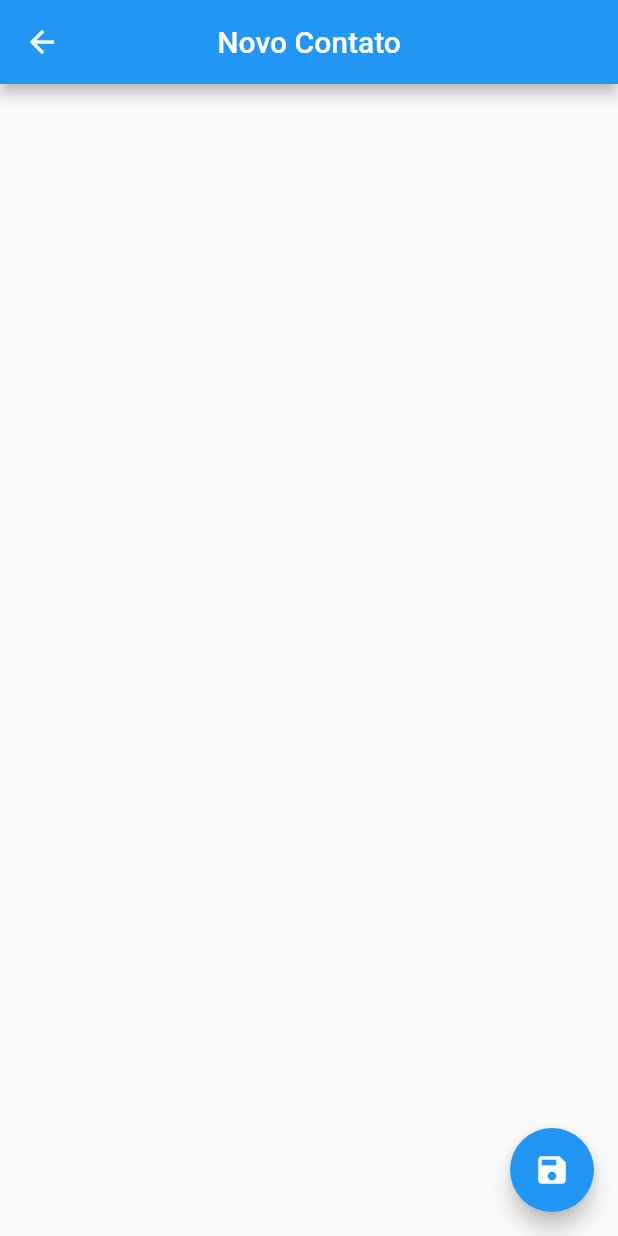
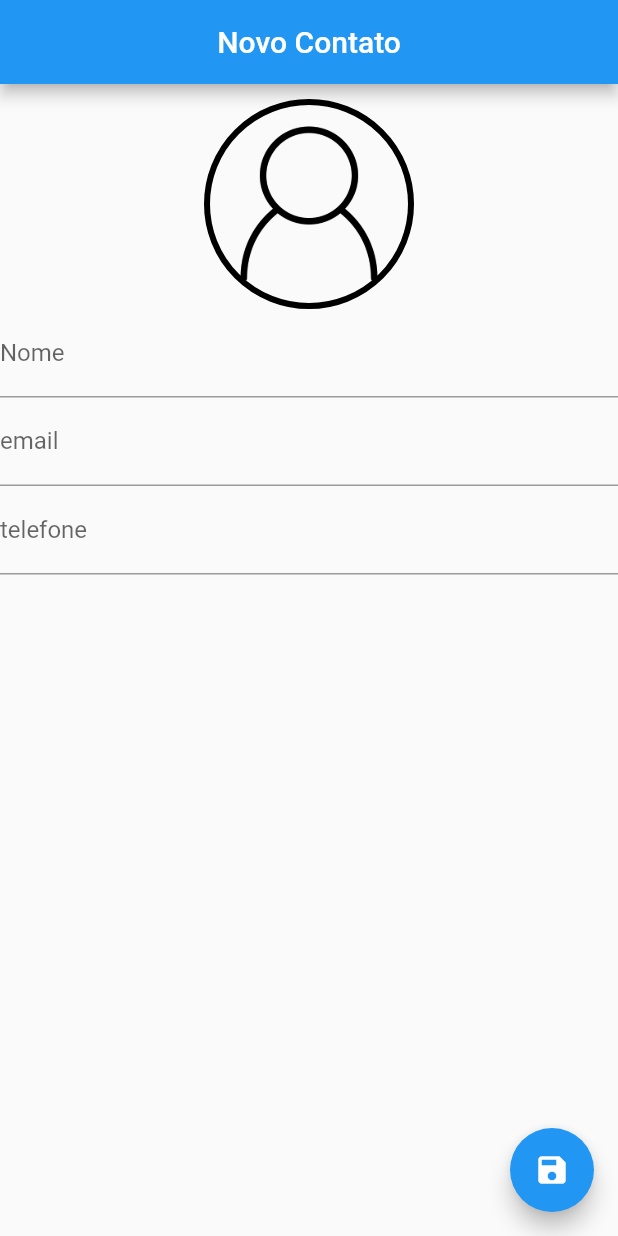
Before and after one commit to GustavoNeri02/agenda_de_contatos, a Flutter app: the ContactPage screen opened directly, on a phone screen of 412 x 824 dp. Run offline on Flutter 3.47's test engine with Material 2 defaults, Android fonts, the phone set to English and light mode, and no system bars; our stand-ins replace sqflite; accounts and stored records are empty.

Commit message:
contact_page editada *adicionado bordas para os icones das fotos *feito o controle de dados da contact_page

```diff
--- a/lib/main.dart
+++ b/lib/main.dart
@@ -2,9 +2,11 @@ import 'package:agenda_de_contatos/ui/home_page.dart';
 import 'package:flutter/cupertino.dart';
 import 'package:flutter/material.dart';
 
-void main(){
+import 'ui/contact_page.dart';
+
+void main() {
   return runApp(MaterialApp(
     debugShowCheckedModeBanner: false,
-    home: HomePage(),
+    home: ContactPage(),
   ));
 }
--- a/lib/ui/contact_page.dart
+++ b/lib/ui/contact_page.dart
@@ -1,3 +1,5 @@
+import 'dart:io';
+
 import 'package:agenda_de_contatos/helpers/contact_helper.dart';
 import 'package:flutter/material.dart';
 
@@ -10,8 +12,13 @@ class ContactPage extends StatefulWidget {
 }
 
 class _ContactPageState extends State<ContactPage> {
+  final _nameController = TextEditingController();
+  final _emailController = TextEditingController();
+  final _phoneController = TextEditingController();
+
+  bool _userEdited = false;
+
   Contact _editedContact;
-  Image image;
 
   @override
   void initState() {
@@ -21,6 +28,9 @@ class _ContactPageState extends State<ContactPage> {
       _editedContact = Contact();
     } else {
       _editedContact = Contact.fromMap(widget.contact.toMap());
+      _nameController.text = _editedContact.name;
+      _emailController.text = _editedContact.email;
+      _phoneController.text = _editedContact.phone;
     }
   }
 
@@ -31,13 +41,57 @@ class _ContactPageState extends State<ContactPage> {
         centerTitle: true,
         title: Text(_editedContact.name ?? "Novo Contato"),
       ),
-      body: Column(
-        children: [
-          GestureDetector(
-            onTap: () {},
-            child: Container(),
-          ),
-        ],
+      body: SingleChildScrollView(
+        child: Column(
+          children: [
+            SizedBox(
+              height: 10,
+            ),
+            GestureDetector(
+              onTap: () {},
+              child: Container(
+                width: 140,
+                height: 140,
+                decoration: BoxDecoration(
+                  border: Border.all(color: Colors.black, width: 4),
+                  shape: BoxShape.circle,
+                  image: DecorationImage(
+                      image: _editedContact.img != null
+                          ? FileImage(File(_editedContact.img))
+                          : AssetImage("images/person.png")),
+                ),
+              ),
+            ),
+            TextField(
+              controller: _nameController,
+              decoration: InputDecoration(labelText: "Nome"),
+              onChanged: (text) {
+                _userEdited = true;
+                setState(() {
+                  text == ""
+                      ? _editedContact.name = "Novo Contato"
+                      : _editedContact.name = text;
+                });
+              },
+            ),
+            TextField(
+                controller: _emailController,
+                decoration: InputDecoration(labelText: "email"),
+                keyboardType: TextInputType.emailAddress,
+                onChanged: (text) {
+                  _userEdited = true;
+                  _editedContact.email = text;
+                }),
+            TextField(
+                controller: _phoneController,
+                decoration: InputDecoration(labelText: "telefone"),
+                keyboardType: TextInputType.phone,
+                onChanged: (text) {
+                  _userEdited = true;
+                  _editedContact.phone = text;
+                }),
+          ],
+        ),
       ),
       floatingActionButton: FloatingActionButton(
         onPressed: () {},
--- a/lib/ui/home_page.dart
+++ b/lib/ui/home_page.dart
@@ -19,7 +19,10 @@ class _HomePageState extends State<HomePage> {
   void initState() {
     super.initState();
     setState(() {
-      helper.getAllContacts().then((list) => {listContacts = list});
+      helper.getAllContacts().then((list) => {
+        listContacts = list,
+        listContacts.clear(),
+      });
     });
   }
 
@@ -61,6 +64,7 @@ class _HomePageState extends State<HomePage> {
                 width: 80,
                 height: 80,
                 decoration: BoxDecoration(
+                  border: Border.all(color: Colors.black, width: 4),
                   shape: BoxShape.circle,
                   image: DecorationImage(
                       image: listContacts[index].img != null
```
